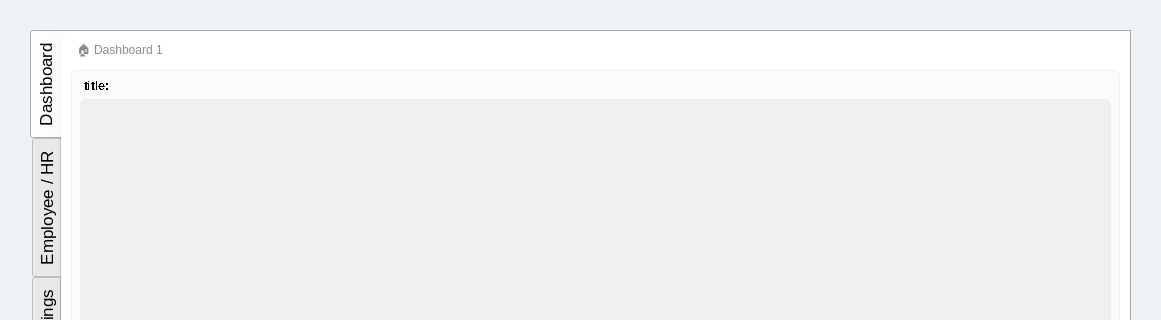
The window that EALS UI/v0.7/ui/admin.ui (maeven-tapa/cpet8_group8_workspace) describes before a commit, drawn with Qt 5; both pictures show x 0 to 1161 and y 0 to 320 of the 1161 by 841 pixel window.
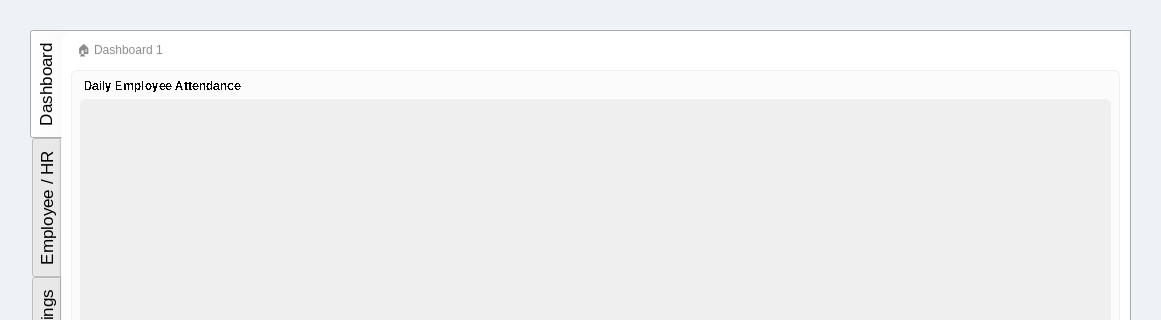
The same window after the commit. Icons and pictures are not drawn.

Commit message: Add attendance area chart to Admin UI and update layout for better visualization

```diff
--- a/EALS UI/v0.7/ui/admin.ui
+++ b/EALS UI/v0.7/ui/admin.ui
@@ -413,7 +413,7 @@
                   <string notr="true">border: none;</string>
                  </property>
                  <property name="text">
-                  <string>title:</string>
+                  <string>Daily Employee Attendance</string>
                  </property>
                  <property name="indent">
                   <number>4</number>
```
Left out of the diff: 57 changed lines with no effect on the pictures. The commit also changes 1 other file.
